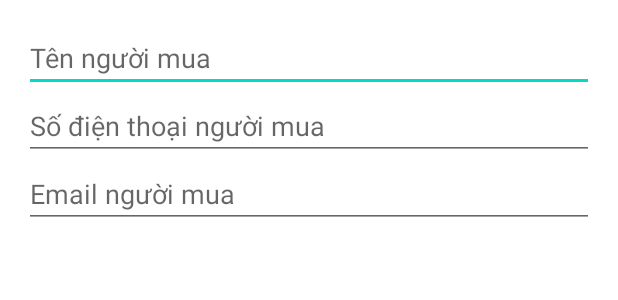
After one commit to UinLan/DuAnAppDocSach, an Android app: the layout dialog_edit_bill.xml on its own in the app's theme, with its tools: preview values and no code run, on a phone screen of 412 x 824 dp. The commit adds this screen. Shown: the top 300 px of the screen. Run offline under Robolectric (Android 15) with nearby library versions, the phone set to English and light mode, and no system bars.

Commit message:
co the thay doi thong tin hoa don

```diff
--- a/app/src/main/java/com/example/duanappdocsach/objec/PaidBillsActivity.java
+++ b/app/src/main/java/com/example/duanappdocsach/objec/PaidBillsActivity.java
@@ -2,10 +2,8 @@ package com.example.duanappdocsach.objec;
 
 import android.content.Intent;
 import android.os.Bundle;
-import android.view.View;
 import android.widget.ArrayAdapter;
 import android.widget.ListView;
-import android.widget.TextView;
 import android.widget.Toast;
 
 import androidx.appcompat.app.AppCompatActivity;
@@ -35,6 +33,7 @@ public class PaidBillsActivity extends AppCompatActivity {
         String buyerEmail = intent.getStringExtra("buyerEmail");
         String packageName = intent.getStringExtra("packageName");
         int price = intent.getIntExtra("price", 0);
+        String status = intent.getStringExtra("status");
         // Lấy danh sách hóa đơn đã thanh toán từ BillRepository
         paidBills = BillRepository.getInstance().getPaidBills();
         if (paidBills == null || paidBills.isEmpty()) {
@@ -42,7 +41,7 @@ public class PaidBillsActivity extends AppCompatActivity {
         }
         else if (buyerName != null && buyerPhoneNumber != null && buyerEmail != null && packageName != null && price != 0) {
             // Tạo hóa đơn mới và thêm vào danh sách
-            Bill bill = new Bill(buyerName, buyerPhoneNumber, buyerEmail, packageName, price);
+            Bill bill = new Bill(buyerName, buyerPhoneNumber, buyerEmail, packageName, price,status);
             BillRepository.getInstance().addBill(bill);
         }
         // Tạo adapter tùy chỉnh và gán cho ListView
--- /dev/null
+++ b/app/src/main/res/layout/dialog_edit_bill.xml
@@ -0,0 +1,26 @@
+<?xml version="1.0" encoding="utf-8"?>
+<LinearLayout xmlns:android="http://schemas.android.com/apk/res/android"
+    android:layout_width="match_parent"
+    android:layout_height="wrap_content"
+    android:orientation="vertical"
+    android:padding="16dp">
+
+    <EditText
+        android:id="@+id/editTextBuyerName"
+        android:layout_width="match_parent"
+        android:layout_height="wrap_content"
+        android:hint="Tên người mua" />
+
+    <EditText
+        android:id="@+id/editTextBuyerPhoneNumber"
+        android:layout_width="match_parent"
+        android:layout_height="wrap_content"
+        android:hint="Số điện thoại người mua" />
+
+    <EditText
+        android:id="@+id/editTextBuyerEmail"
+        android:layout_width="match_parent"
+        android:layout_height="wrap_content"
+        android:hint="Email người mua" />
+
+</LinearLayout>
--- a/app/src/main/res/layout/list_item_bill.xml
+++ b/app/src/main/res/layout/list_item_bill.xml
@@ -34,5 +34,9 @@
         android:layout_width="wrap_content"
         android:layout_height="wrap_content"
         android:text="Price: " />
-
+    <TextView
+        android:id="@+id/textViewStatus"
+        android:layout_width="wrap_content"
+        android:layout_height="wrap_content"
+        android:text="Status: " />
 </LinearLayout>
```
Also changed, not shown: app/src/main/java/com/example/duanappdocsach/objec/BanGoiXemSachActivity.java (+4 -4 lines), app/src/main/java/com/example/duanappdocsach/objec/adapter/BillAdapter.java (+68 -7 lines), app/src/main/java/com/example/duanappdocsach/objec/objec/Bill.java (+23 -1 lines).
